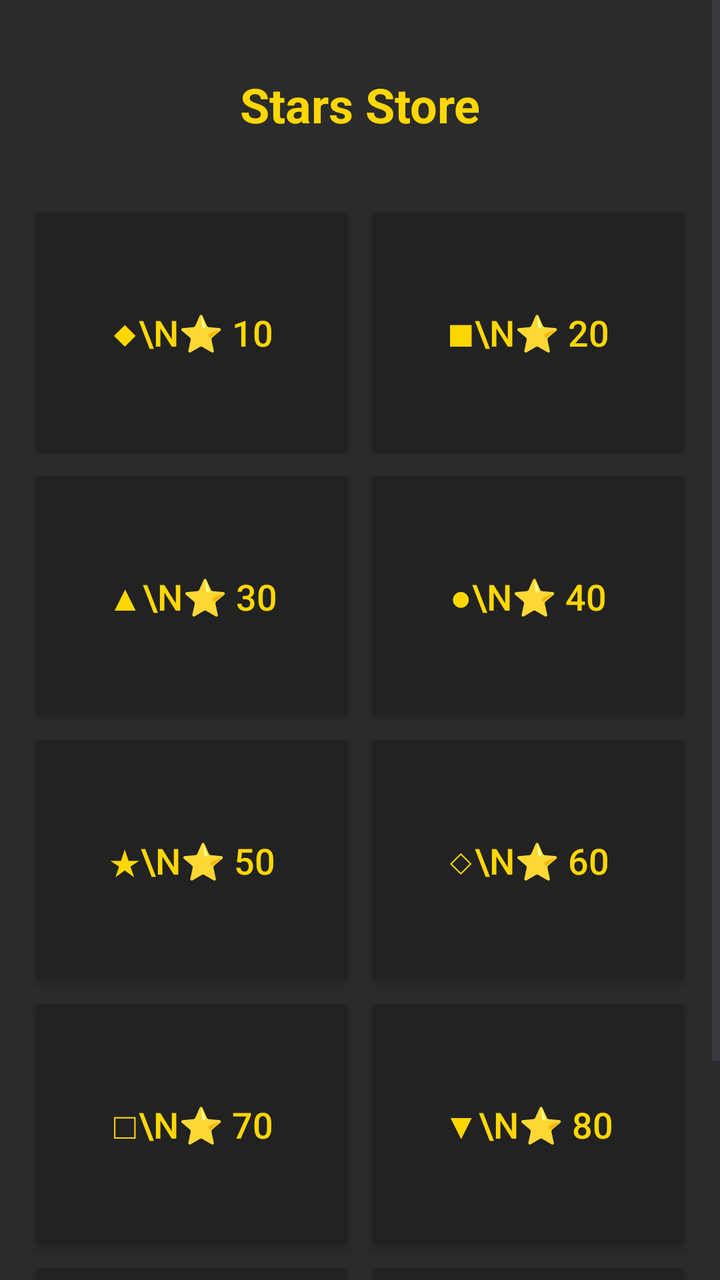
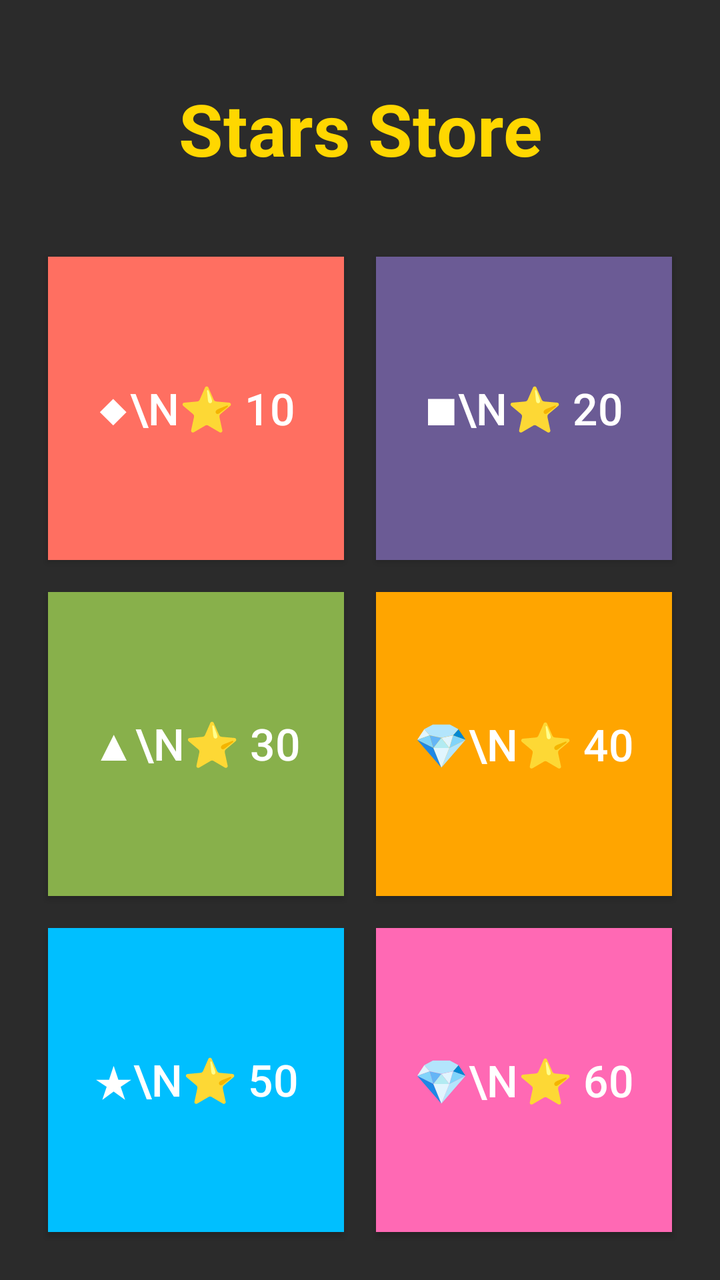

Screens rendered from an Android XML layout before and after an edit, with the pre-edit source and the edit as a unified diff.
<!-- AndroidManifest.xml: application theme Theme.DanielColorSwitch -->
<!-- res/layout/activity_star_store.xml -->
<?xml version="1.0" encoding="utf-8"?>
<ScrollView xmlns:android="http://schemas.android.com/apk/res/android"
    android:layout_width="match_parent"
    android:layout_height="match_parent"
    android:background="#2B2B2B"
    android:fillViewport="true">

    <LinearLayout
        android:layout_width="match_parent"
        android:layout_height="wrap_content"
        android:orientation="vertical"
        android:padding="12dp">

        
        <TextView
            android:layout_width="match_parent"
            android:layout_height="wrap_content"
            android:text="Stars Store"
            android:textColor="#FFD700"
            android:textSize="24sp"
            android:textStyle="bold"
            android:gravity="center"
            android:layout_marginTop="24dp"
            android:layout_marginBottom="32dp"/>

        
        <GridLayout
            android:layout_width="match_parent"
            android:layout_height="wrap_content"
            android:columnCount="2">

            
            <Button
                android:layout_width="0dp"
                android:layout_height="120dp"
                android:layout_columnWeight="1"
                android:layout_margin="6dp"
                android:background="#222222"
                android:text="◆\n⭐ 10"
                android:textSize="18sp"
                android:id="@+id/btn1"
                android:textColor="#FFD700"/>

            <Button
                android:layout_width="0dp"
                android:layout_height="120dp"
                android:layout_columnWeight="1"
                android:layout_margin="6dp"
                android:background="#222222"
                android:text="■\n⭐ 20"
                android:textSize="18sp"
                android:id="@+id/btn2"
                android:textColor="#FFD700"/>

            <Button
                android:layout_width="0dp"
                android:layout_height="120dp"
                android:layout_columnWeight="1"
                android:layout_margin="6dp"
                android:background="#222222"
                android:text="▲\n⭐ 30"
                android:textSize="18sp"
                android:id="@+id/btn3"
                android:textColor="#FFD700"/>

            <Button
                android:layout_width="0dp"
                android:layout_height="120dp"
                android:layout_columnWeight="1"
                android:layout_margin="6dp"
                android:background="#222222"
                android:text="●\n⭐ 40"
                android:textSize="18sp"
                android:id="@+id/btn4"
                android:textColor="#FFD700"/>

            <Button
                android:layout_width="0dp"
                android:layout_height="120dp"
                android:layout_columnWeight="1"
                android:layout_margin="6dp"
                android:background="#222222"
                android:text="★\n⭐ 50"
                android:textSize="18sp"
                android:id="@+id/btn5"
                android:textColor="#FFD700"/>

            <Button
                android:layout_width="0dp"
                android:layout_height="120dp"
                android:layout_columnWeight="1"
                android:layout_margin="6dp"
                android:background="#222222"
                android:text="◇\n⭐ 60"
                android:textSize="18sp"
                android:id="@+id/btn6"
                android:textColor="#FFD700"/>

            <Button
                android:layout_width="0dp"
                android:layout_height="120dp"
                android:layout_columnWeight="1"
                android:layout_margin="6dp"
                android:background="#222222"
                android:text="□\n⭐ 70"
                android:textSize="18sp"
                android:id="@+id/btn7"
                android:textColor="#FFD700"/>

            <Button
                android:layout_width="0dp"
                android:layout_height="120dp"
                android:layout_columnWeight="1"
                android:layout_margin="6dp"
                android:background="#222222"
                android:text="▼\n⭐ 80"
                android:id="@+id/btn8"
                android:textSize="18sp"
                android:textColor="#FFD700"/>

            <Button
                android:layout_width="0dp"
                android:layout_height="120dp"
                android:layout_columnWeight="1"
                android:layout_margin="6dp"
                android:background="#222222"
                android:text="○\n⭐ 90"
                android:id="@+id/btn9"
                android:textSize="18sp"
                android:textColor="#FFD700"/>

            <Button
                android:layout_width="0dp"
                android:layout_height="120dp"
                android:layout_columnWeight="1"
                android:layout_margin="6dp"
                android:background="#222222"
                android:text="☆\n⭐ 100"
                android:id="@+id/btn10"
                android:textSize="18sp"
                android:textColor="#FFD700"/>

        </GridLayout>

    </LinearLayout>
</ScrollView>
<!-- resources referenced by this layout -->
<resources>
  <style name="Theme.DanielColorSwitch" parent="Base.Theme.DanielColorSwitch" />
  <style name="Base.Theme.DanielColorSwitch" parent="Theme.Material3.DayNight.NoActionBar">
          
          
      </style>
</resources>

<!-- the commit's change to res/layout/activity_star_store.xml (unified diff, before → after) -->
@@ -7,9 +7,9 @@
 
     <LinearLayout
         android:layout_width="match_parent"
-        android:layout_height="wrap_content"
+        android:layout_height="match_parent"
         android:orientation="vertical"
-        android:padding="12dp">
+        android:padding="16dp">
 
         
         <TextView
@@ -17,7 +17,7 @@
             android:layout_height="wrap_content"
             android:text="Stars Store"
             android:textColor="#FFD700"
-            android:textSize="24sp"
+            android:textSize="36sp"
             android:textStyle="bold"
             android:gravity="center"
             android:layout_marginTop="24dp"
@@ -26,119 +26,96 @@
         
         <GridLayout
             android:layout_width="match_parent"
-            android:layout_height="wrap_content"
-            android:columnCount="2">
+            android:layout_height="0dp"
+            android:layout_weight="1"
+            android:columnCount="2"
+            android:rowCount="3"
+            android:alignmentMode="alignMargins"
+            android:columnOrderPreserved="false">
 
             
             <Button
+                android:id="@+id/btn1"
                 android:layout_width="0dp"
-                android:layout_height="120dp"
+                android:layout_height="0dp"
                 android:layout_columnWeight="1"
-                android:layout_margin="6dp"
-                android:background="#222222"
+                android:layout_rowWeight="1"
+                android:layout_margin="8dp"
+                android:background="#FF6F61"
                 android:text="◆\n⭐ 10"
-                android:textSize="18sp"
-                android:id="@+id/btn1"
-                android:textColor="#FFD700"/>
+                android:textColor="#FFFFFF"
+                android:textSize="22sp"
+                android:gravity="center"/>
 
+            
             <Button
+                android:id="@+id/btn2"
                 android:layout_width="0dp"
-                android:layout_height="120dp"
+                android:layout_height="0dp"
                 android:layout_columnWeight="1"
-                android:layout_margin="6dp"
-                android:background="#222222"
+                android:layout_rowWeight="1"
+                android:layout_margin="8dp"
+                android:background="#6B5B95"
                 android:text="■\n⭐ 20"
-                android:textSize="18sp"
-                android:id="@+id/btn2"
-                android:textColor="#FFD700"/>
+                android:textColor="#FFFFFF"
+                android:textSize="22sp"
+                android:gravity="center"/>
 
+            
             <Button
+                android:id="@+id/btn3"
                 android:layout_width="0dp"
-                android:layout_height="120dp"
+                android:layout_height="0dp"
                 android:layout_columnWeight="1"
-                android:layout_margin="6dp"
-                android:background="#222222"
+                android:layout_rowWeight="1"
+                android:layout_margin="8dp"
+                android:background="#88B04B"
                 android:text="▲\n⭐ 30"
-                android:textSize="18sp"
-                android:id="@+id/btn3"
-                android:textColor="#FFD700"/>
+                android:textColor="#FFFFFF"
+                android:textSize="22sp"
+                android:gravity="center"/>
 
+            
             <Button
+                android:id="@+id/btn4"
                 android:layout_width="0dp"
-                android:layout_height="120dp"
+                android:layout_height="0dp"
                 android:layout_columnWeight="1"
-                android:layout_margin="6dp"
-                android:background="#222222"
-                android:text="●\n⭐ 40"
-                android:textSize="18sp"
-                android:id="@+id/btn4"
-                android:textColor="#FFD700"/>
+                android:layout_rowWeight="1"
+                android:layout_margin="8dp"
+                android:background="#FFA500"
+                android:text="💎\n⭐ 40"
+                android:textColor="#FFFFFF"
+                android:textSize="22sp"
+                android:gravity="center"/>
 
+            
             <Button
+                android:id="@+id/btn5"
                 android:layout_width="0dp"
-                android:layout_height="120dp"
+                android:layout_height="0dp"
                 android:layout_columnWeight="1"
-                android:layout_margin="6dp"
-                android:background="#222222"
+                android:layout_rowWeight="1"
+                android:layout_margin="8dp"
+                android:background="#00BFFF"
                 android:text="★\n⭐ 50"
-                android:textSize="18sp"
-                android:id="@+id/btn5"
-                android:textColor="#FFD700"/>
+                android:textColor="#FFFFFF"
+                android:textSize="22sp"
+                android:gravity="center"/>
 
+            
             <Button
+                android:id="@+id/btn6"
                 android:layout_width="0dp"
-                android:layout_height="120dp"
+                android:layout_height="0dp"
                 android:layout_columnWeight="1"
-                android:layout_margin="6dp"
-                android:background="#222222"
-                android:text="◇\n⭐ 60"
-                android:textSize="18sp"
-                android:id="@+id/btn6"
-                android:textColor="#FFD700"/>
-
-            <Button
-                android:layout_width="0dp"
-                android:layout_height="120dp"
-                android:layout_columnWeight="1"
-                android:layout_margin="6dp"
-                android:background="#222222"
-                android:text="□\n⭐ 70"
-                android:textSize="18sp"
-                android:id="@+id/btn7"
-                android:textColor="#FFD700"/>
-
-            <Button
-                android:layout_width="0dp"
-                android:layout_height="120dp"
-                android:layout_columnWeight="1"
-                android:layout_margin="6dp"
-                android:background="#222222"
-                android:text="▼\n⭐ 80"
-                android:id="@+id/btn8"
-                android:textSize="18sp"
-                android:textColor="#FFD700"/>
-
-            <Button
-                android:layout_width="0dp"
-                android:layout_height="120dp"
-                android:layout_columnWeight="1"
-                android:layout_margin="6dp"
-                android:background="#222222"
-                android:text="○\n⭐ 90"
-                android:id="@+id/btn9"
-                android:textSize="18sp"
-                android:textColor="#FFD700"/>
-
-            <Button
-                android:layout_width="0dp"
-                android:layout_height="120dp"
-                android:layout_columnWeight="1"
-                android:layout_margin="6dp"
-                android:background="#222222"
-                android:text="☆\n⭐ 100"
-                android:id="@+id/btn10"
-                android:textSize="18sp"
-                android:textColor="#FFD700"/>
+                android:layout_rowWeight="1"
+                android:layout_margin="8dp"
+                android:background="#FF69B4"
+                android:text="💎\n⭐ 60"
+                android:textColor="#FFFFFF"
+                android:textSize="22sp"
+                android:gravity="center"/>
 
         </GridLayout>
 
